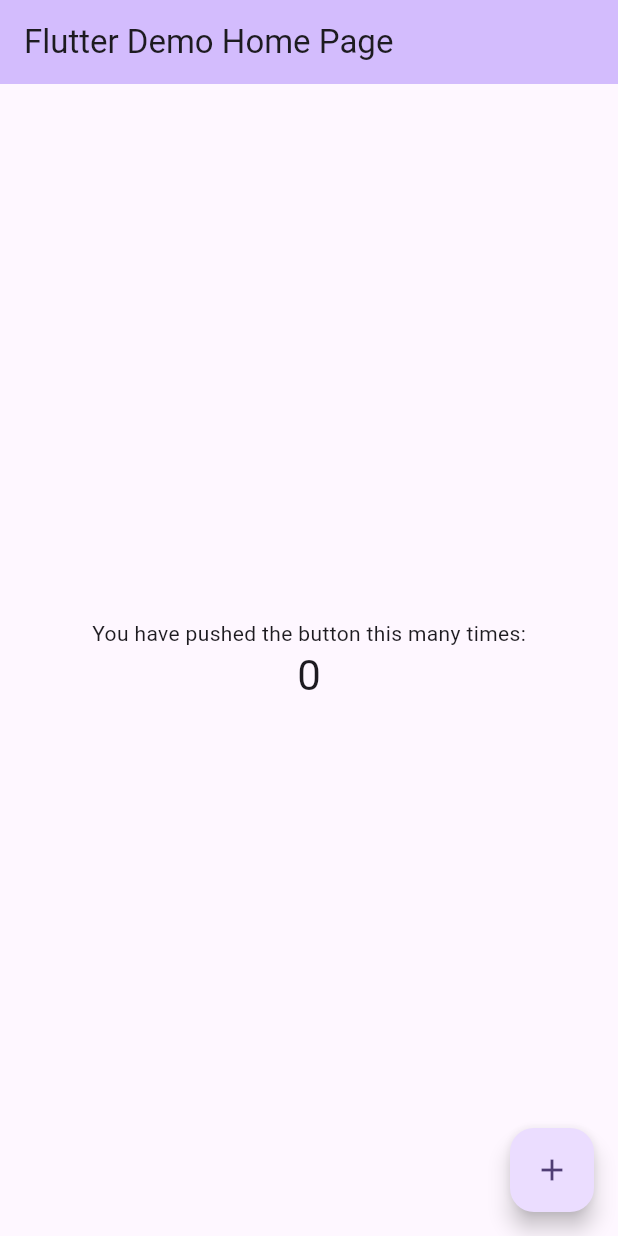
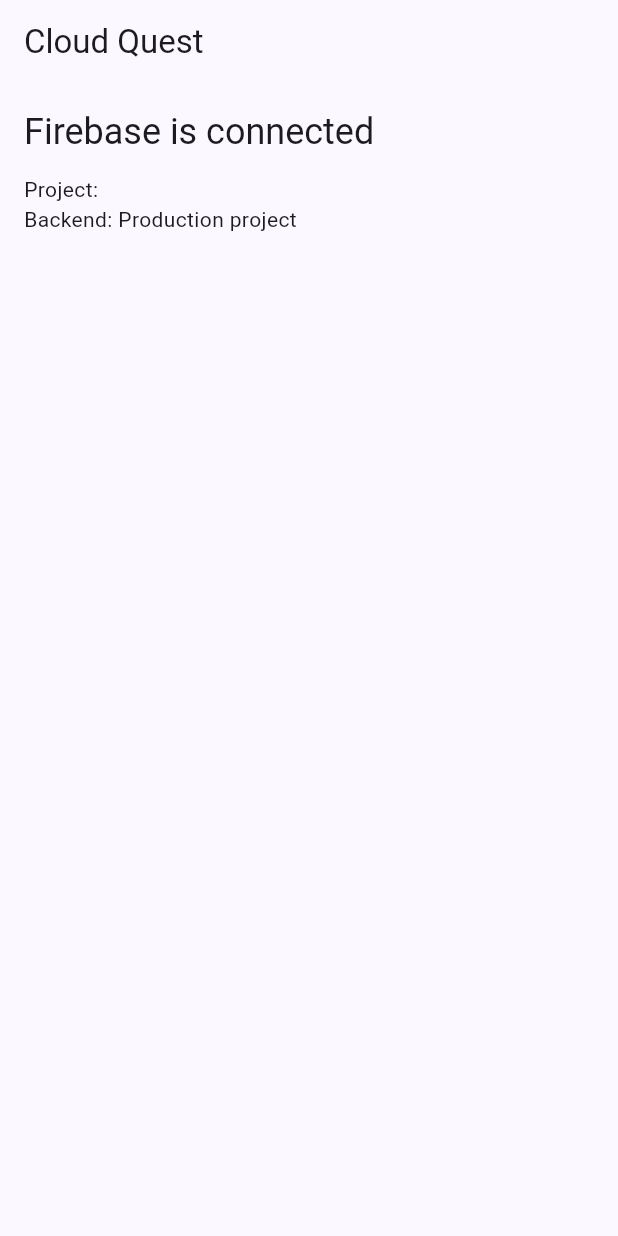
Before and after one commit to kirtan232/cloud_quest, a Flutter app: the screen it shows after launch, on a phone screen of 412 x 824 dp. Run offline on Flutter 3.47's test engine with Material 3 defaults, Android fonts, the phone set to English and light mode, and no system bars; our stand-ins replace cloud_firestore, cloud_functions, firebase_auth, firebase_core; accounts and stored records are empty.

Commit message:
Firebase config
Did  FlutterFire config, Firebase init, and some UI.

```diff
--- /dev/null
+++ b/firestore.indexes.json
@@ -0,0 +1,4 @@
+{
+  "indexes": [],
+  "fieldOverrides": []
+}
--- a/lib/main.dart
+++ b/lib/main.dart
@@ -1,121 +1,80 @@
+import 'package:cloud_firestore/cloud_firestore.dart';
+import 'package:cloud_functions/cloud_functions.dart';
+import 'package:firebase_auth/firebase_auth.dart';
+import 'package:firebase_core/firebase_core.dart';
+import 'package:flutter/foundation.dart';
 import 'package:flutter/material.dart';
 
-void main() {
-  runApp(const MyApp());
+import 'firebase_options.dart';
+
+/// Host the app uses to reach the Firebase emulators on the dev computer.
+/// 10.0.2.2 is the Android emulator's alias for the host machine.
+/// For a physical device, run with:
+///   `flutter run --dart-define=EMULATOR_HOST=192.168.x.x` (your LAN IP)
+const String emulatorHost = String.fromEnvironment(
+  'EMULATOR_HOST',
+  defaultValue: '10.0.2.2',
+);
+
+Future<void> main() async {
+  WidgetsFlutterBinding.ensureInitialized();
+  await Firebase.initializeApp(
+    options: DefaultFirebaseOptions.currentPlatform,
+  );
+
+  // Debug builds talk to the local Emulator Suite, never production.
+  // Each service is connected once, before any Auth/Firestore/Functions call.
+  if (kDebugMode) {
+    await FirebaseAuth.instance.useAuthEmulator(emulatorHost, 9099);
+    FirebaseFirestore.instance.useFirestoreEmulator(emulatorHost, 8080);
+    FirebaseFunctions.instance.useFunctionsEmulator(emulatorHost, 5001);
+  }
+
+  runApp(const CloudQuestApp());
 }
 
-class MyApp extends StatelessWidget {
-  const MyApp({super.key});
+class CloudQuestApp extends StatelessWidget {
+  const CloudQuestApp({super.key});
 
-  // This widget is the root of your application.
   @override
   Widget build(BuildContext context) {
     return MaterialApp(
-      title: 'Flutter Demo',
+      title: 'Cloud Quest',
+      debugShowCheckedModeBanner: false,
       theme: ThemeData(
-        // This is the theme of your application.
-        //
-        // TRY THIS: Try running your application with "flutter run". You'll see
-        // the application has a purple toolbar. Then, without quitting the app,
-        // try changing the seedColor in the colorScheme below to Colors.green
-        // and then invoke "hot reload" (save your changes or press the "hot
-        // reload" button in a Flutter-supported IDE, or press "r" if you used
-        // the command line to start the app).
-        //
-        // Notice that the counter didn't reset back to zero; the application
-        // state is not lost during the reload. To reset the state, use hot
-        // restart instead.
-        //
-        // This works for code too, not just values: Most code changes can be
-        // tested with just a hot reload.
-        colorScheme: .fromSeed(seedColor: Colors.deepPurple),
+        colorScheme: ColorScheme.fromSeed(seedColor: const Color(0xFF4B3CB8)),
       ),
-      home: const MyHomePage(title: 'Flutter Demo Home Page'),
+      home: const SetupCheckScreen(),
     );
   }
 }
 
-class MyHomePage extends StatefulWidget {
-  const MyHomePage({super.key, required this.title});
-
-  // This widget is the home page of your application. It is stateful, meaning
-  // that it has a State object (defined below) that contains fields that affect
-  // how it looks.
-
-  // This class is the configuration for the state. It holds the values (in this
-  // case the title) provided by the parent (in this case the App widget) and
-  // used by the build method of the State. Fields in a Widget subclass are
-  // always marked "final".
-
-  final String title;
-
-  @override
-  State<MyHomePage> createState() => _MyHomePageState();
-}
-
-class _MyHomePageState extends State<MyHomePage> {
-  int _counter = 0;
-
-  void _incrementCounter() {
-    setState(() {
-      // This call to setState tells the Flutter framework that something has
-      // changed in this State, which causes it to rerun the build method below
-      // so that the display can reflect the updated values. If we changed
-      // _counter without calling setState(), then the build method would not be
-      // called again, and so nothing would appear to happen.
-      _counter++;
-    });
-  }
+/// Temporary first screen for Task 1: proves Firebase initialized and shows
+/// which backend the app is pointed at. Task 3 replaces it with the auth gate.
+class SetupCheckScreen extends StatelessWidget {
+  const SetupCheckScreen({super.key});
 
   @override
   Widget build(BuildContext context) {
-    // This method is rerun every time setState is called, for instance as done
-    // by the _incrementCounter method above.
-    //
-    // The Flutter framework has been optimized to make rerunning build methods
-    // fast, so that you can just rebuild anything that needs updating rather
-    // than having to individually change instances of widgets.
+    final app = Firebase.app();
+    final target = kDebugMode
+        ? 'Local emulators at $emulatorHost'
+        : 'Production project';
     return Scaffold(
-      appBar: AppBar(
-        // TRY THIS: Try changing the color here to a specific color (to
-        // Colors.amber, perhaps?) and trigger a hot reload to see the AppBar
-        // change color while the other colors stay the same.
-        backgroundColor: Theme.of(context).colorScheme.inversePrimary,
-        // Here we take the value from the MyHomePage object that was created by
-        // the App.build method, and use it to set our appbar title.
-        title: Text(widget.title),
-      ),
-      body: Center(
-        // Center is a layout widget. It takes a single child and positions it
-        // in the middle of the parent.
-        child: Column(
-          // Column is also a layout widget. It takes a list of children and
-          // arranges them vertically. By default, it sizes itself to fit its
-          // children horizontally, and tries to be as tall as its parent.
-          //
-          // Column has various properties to control how it sizes itself and
-          // how it positions its children. Here we use mainAxisAlignment to
-          // center the children vertically; the main axis here is the vertical
-          // axis because Columns are vertical (the cross axis would be
-          // horizontal).
-          //
-          // TRY THIS: Invoke "debug painting" (choose the "Toggle Debug Paint"
-          // action in the IDE, or press "p" in the console), to see the
-          // wireframe for each widget.
-          mainAxisAlignment: .center,
+      appBar: AppBar(title: const Text('Cloud Quest')),
+      body: SafeArea(
+        child: ListView(
+          padding: const EdgeInsets.all(16),
           children: [
-            const Text('You have pushed the button this many times:'),
             Text(
-              '$_counter',
-              style: Theme.of(context).textTheme.headlineMedium,
+              'Firebase is connected',
+              style: Theme.of(context).textTheme.headlineSmall,
             ),
+            const SizedBox(height: 12),
+            Text('Project: ${app.options.projectId}'),
+            Text('Backend: $target'),
           ],
         ),
-      ),
-      floatingActionButton: FloatingActionButton(
-        onPressed: _incrementCounter,
-        tooltip: 'Increment',
-        child: const Icon(Icons.add),
       ),
     );
   }
--- a/pubspec.yaml
+++ b/pubspec.yaml
@@ -34,6 +34,10 @@ dependencies:
   # The following adds the Cupertino Icons font to your application.
   # Use with the CupertinoIcons class for iOS style icons.
   cupertino_icons: ^1.0.8
+  firebase_core: ^5.1.0
+  firebase_auth: ^7.0.1
+  cloud_firestore: ^7.1.0
+  cloud_functions: ^7.0.1
 
 dev_dependencies:
   flutter_test:
```
Also changed, not shown: firebase.json (added), lib/firebase_options.dart (added), pubspec.lock, 15 other files.
